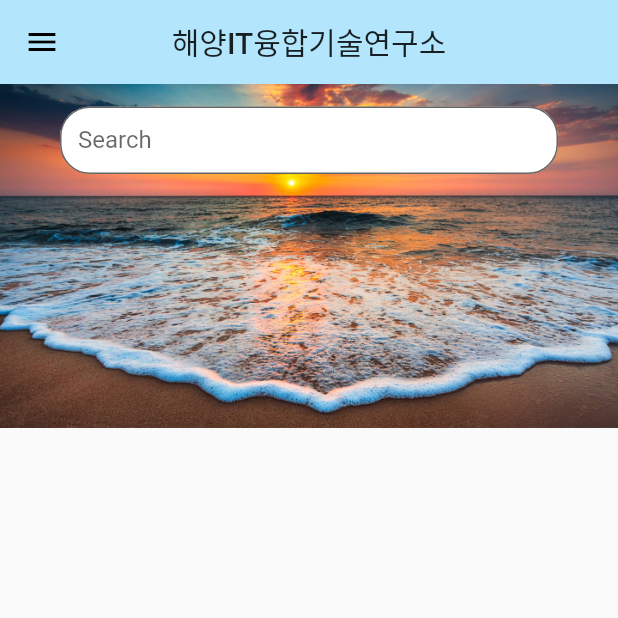
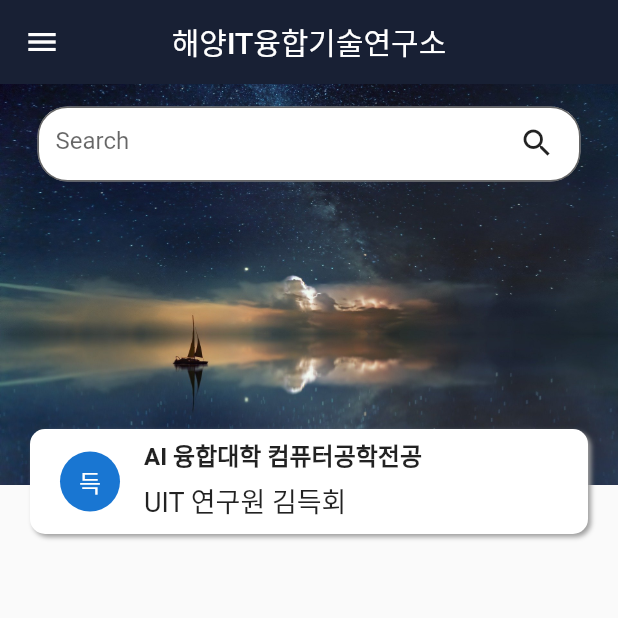
Before and after one commit to Deuk-Hoi/Hoseo_OceanIT_Renewal-Flutter, a Flutter app: the screen it shows after launch, on a phone screen of 412 x 824 dp, the top half of it. Run offline on Flutter 3.47's test engine with Material 2 defaults, Android fonts, the phone set to English and light mode, and no system bars.

Commit message:
add User Name card

```diff
--- a/lib/main.dart
+++ b/lib/main.dart
@@ -10,7 +10,7 @@ class Main extends StatelessWidget {
     return MaterialApp(
       title: "Mainpage",
       theme: ThemeData(
-        primaryColor: Colors.lightBlue[100],
+        primaryColor: Color(0xff182034),
       ),
       home: MainPage(),
     );
@@ -32,25 +32,84 @@ class _MainPageState extends State<MainPage> {
           elevation: 0.0,
         ),
         drawer: Drawer(),
-      body: Stack(
+        body: Column(
+          children: [
+            Stack(
               children: [
                 Image.asset('assets/OceanMain.jpg'),
-          Flexible(
-              child: Container(
-            alignment: Alignment(0.0, 0.0),
-            height: 45,
-            margin: EdgeInsets.only(left: 20, right: 20, top: 15),
+                Container(
+                  alignment: Alignment.center,
+                  height: 50,
+                  margin: EdgeInsets.only(left: 5, right: 5, top: 15),
                   padding: EdgeInsets.only(left: 20, right: 20),
                   child: TextField(
                     decoration: InputDecoration(
                       border: OutlineInputBorder(
-                        borderRadius: BorderRadius.circular(20)),
+                        borderRadius: BorderRadius.circular(20),
+                      ),
                       filled: true,
                       fillColor: Colors.white,
-                    labelText: "Search")),
+                      hintText: "Search",
+                    ),
+                  ),
+                ),
+                Container(
+                  alignment: Alignment.centerRight,
+                  margin: EdgeInsets.only(right: 30, top: 15),
+                  child: IconButton(
+                    icon: Icon(Icons.search),
+                    onPressed: () {},
+                  ),
+                ),
+                Container(
+                    width: double.infinity,
+                    margin: EdgeInsets.only(right: 20, left: 20, top: 230),
+                    height: 70,
+                    decoration: BoxDecoration(
+                        borderRadius: BorderRadius.circular(10),
+                        color: Colors.white,
+                        boxShadow: [
+                          BoxShadow(
+                            color: Colors.grey,
+                            blurRadius: 2.0,
+                            spreadRadius: 0.0,
+                            offset: Offset(2.0, 2.0),
+                          )
+                        ]),
+                    child: Row(
+                      crossAxisAlignment: CrossAxisAlignment.center,
+                      children: [
+                        Container(
+                          margin: EdgeInsets.only(left: 20.0, right: 16.0),
+                          child: CircleAvatar(
+                            child: Text("득"),
+                          ),
+                        ),
+                        Column(
+                          crossAxisAlignment: CrossAxisAlignment.start,
+                          children: [
+                            Container(
+                              margin: EdgeInsets.only(top: 5),
+                              child: Text(
+                                "AI 융합대학 컴퓨터공학전공",
+                                style: TextStyle(
+                                    fontSize: 16, fontWeight: FontWeight.bold),
+                              ),
+                            ),
+                            Container(
+                              margin: EdgeInsets.only(top: 5.0),
+                              child: Text(
+                                "UIT 연구원 김득회",
+                                style: TextStyle(fontSize: 18),
+                              ),
+                            )
+                          ],
+                        )
+                      ],
                     ))
               ],
-      ),
-    );
+            )
+          ],
+        ));
   }
 }
```
Also changed, not shown: assets/OceanMain.jpg. Lines whose indentation alone changed are shown as unchanged.
